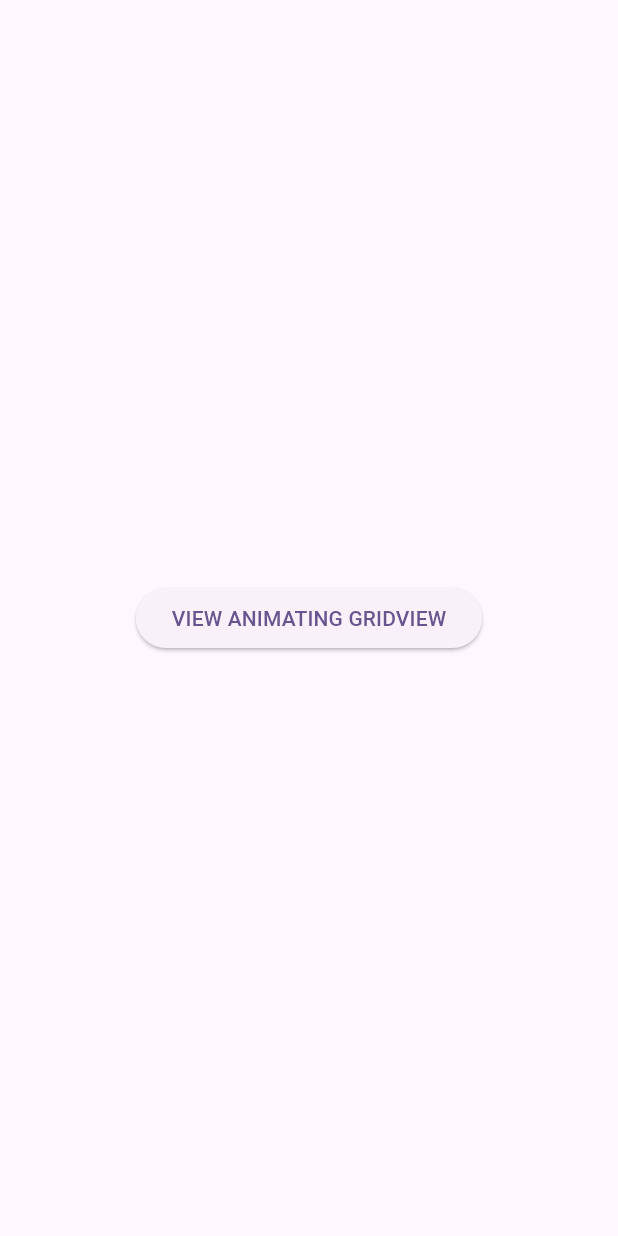
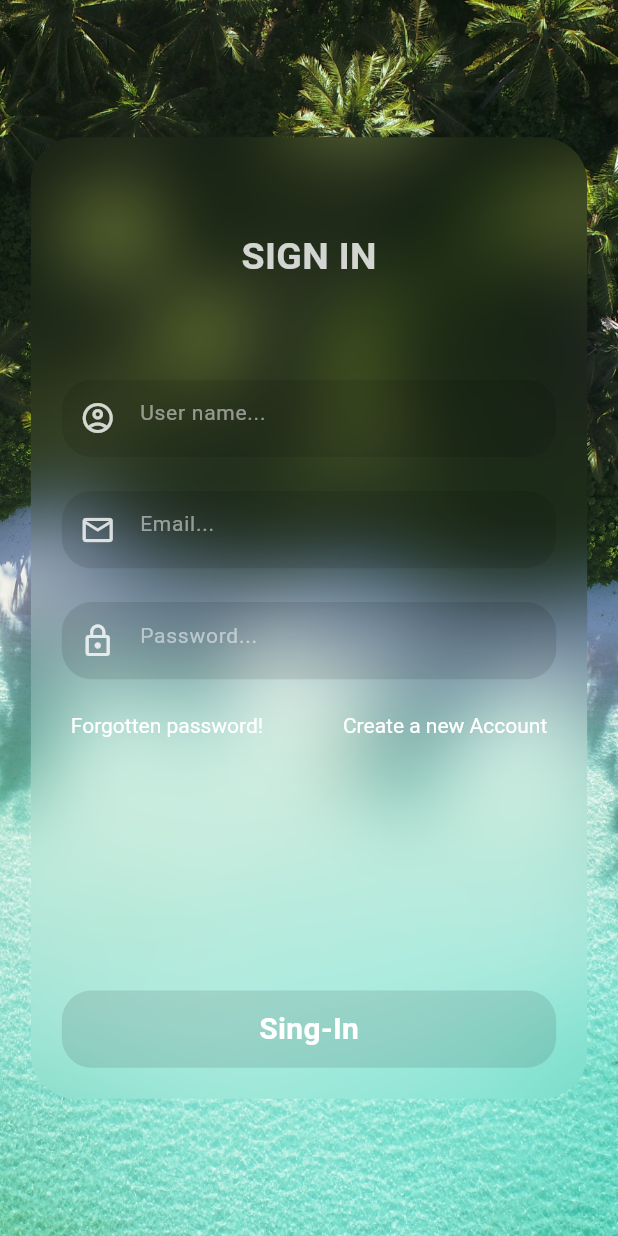
Before and after one commit to Sa3diDeveloper/Flutter-animations, a Flutter app: the screen it shows after launch, on a phone screen of 412 x 824 dp. Run offline on Flutter 3.47's test engine with Material 2 defaults, Android fonts, the phone set to English and light mode, and no system bars; our stand-ins replace flutter_staggered_animations.

Commit message:
log in animations

```diff
--- /dev/null
+++ b/lib/animations/login_page_animations/login_page_animations1.dart
@@ -0,0 +1,208 @@
+
+
+import 'package:flutter/material.dart';
+import 'dart:ui';
+import 'package:flutter/gestures.dart';
+import 'package:flutter/services.dart';
+
+
+class LogInAnimations extends StatefulWidget {
+  @override
+  _LogInAnimationsState createState() => _LogInAnimationsState();
+}
+
+class _LogInAnimationsState extends State<LogInAnimations> {
+  @override
+  Widget build(BuildContext context) {
+    Size size = MediaQuery.of(context).size;
+    return Scaffold(
+      body: ScrollConfiguration(
+        behavior: MyBehavior(),
+        child: SingleChildScrollView(
+          child: SizedBox(
+            height: size.height,
+            child: Stack(
+              children: [
+                SizedBox(
+                  height: size.height,
+                  child: Image.asset(
+                    'assets/bg.jpg',
+                    // #Image Url: https://unsplash.com/photos/bOBM8CB4ZC4
+                    fit: BoxFit.fitHeight,
+                  ),
+                ),
+                Center(
+                  child: Column(
+                    children: [
+                      Expanded(
+                        child: SizedBox(),
+                      ),
+                      Expanded(
+                        flex: 7,
+                        child: ClipRRect(
+                          borderRadius: BorderRadius.circular(30),
+                          child: BackdropFilter(
+                            filter: ImageFilter.blur(sigmaY: 25, sigmaX: 25),
+                            child: SizedBox(
+                              width: size.width * .9,
+                              child: Column(
+                                mainAxisAlignment:
+                                    MainAxisAlignment.spaceBetween,
+                                children: [
+                                  Padding(
+                                    padding: EdgeInsets.only(
+                                      top: size.width * .15,
+                                      bottom: size.width * .1,
+                                    ),
+                                    child: Text(
+                                      'SIGN IN',
+                                      style: TextStyle(
+                                        fontSize: 25,
+                                        fontWeight: FontWeight.w600,
+                                        color: Colors.white.withOpacity(.8),
+                                      ),
+                                    ),
+                                  ),
+                                  component(
+                                    Icons.account_circle_outlined,
+                                    'User name...',
+                                    false,
+                                    false,
+                                  ),
+                                  component(
+                                    Icons.email_outlined,
+                                    'Email...',
+                                    false,
+                                    true,
+                                  ),
+                                  component(
+                                    Icons.lock_outline,
+                                    'Password...',
+                                    true,
+                                    false,
+                                  ),
+                                  Row(
+                                    mainAxisAlignment:MainAxisAlignment.spaceAround,
+                                    children: [
+                                      RichText(
+                                        text: TextSpan(
+                                          text: 'Forgotten password!',
+                                          style: TextStyle(
+                                            color: Colors.white,
+                                          ),
+                                          recognizer: TapGestureRecognizer()
+                                            ..onTap = () {
+                                              HapticFeedback.lightImpact();
+
+                                            },
+                                        ),
+                                      ),
+                                      RichText(
+                                        text: TextSpan(
+                                          text: 'Create a new Account',
+                                          style: TextStyle(
+                                            color: Colors.white,
+                                          ),
+                                          recognizer: TapGestureRecognizer()
+                                            ..onTap = () {
+                                              HapticFeedback.lightImpact();
+
+                                            },
+                                        ),
+                                      ),
+                                    ],
+                                  ),
+                                  SizedBox(height: size.width * .3),
+                                  InkWell(
+                                    splashColor: Colors.transparent,
+                                    highlightColor: Colors.transparent,
+                                    onTap: () {
+                                      HapticFeedback.lightImpact();
+
+                                    },
+                                    child: Container(
+                                      margin: EdgeInsets.only(
+                                        bottom: size.width * .05,
+                                      ),
+                                      height: size.width / 8,
+                                      width: size.width / 1.25,
+                                      alignment: Alignment.center,
+                                      decoration: BoxDecoration(
+                                        color: Colors.black.withOpacity(.1),
+                                        borderRadius: BorderRadius.circular(20),
+                                      ),
+                                      child: Text(
+                                        'Sing-In',
+                                        style: TextStyle(
+                                          color: Colors.white,
+                                          fontSize: 20,
+                                          fontWeight: FontWeight.w600,
+                                        ),
+                                      ),
+                                    ),),
+                                ],
+                              ),
+                            ),
+                          ),
+                        ),
+                      ),
+                      Expanded(
+                        child: SizedBox(),
+                      ),
+                    ],
+                  ),
+                ),
+              ],
+            ),
+          ),
+        ),
+      ),
+    );
+  }
+
+  Widget component(
+      IconData icon, String hintText, bool isPassword, bool isEmail) {
+    Size size = MediaQuery.of(context).size;
+    return Container(
+      height: size.width / 8,
+      width: size.width / 1.25,
+      alignment: Alignment.center,
+      padding: EdgeInsets.only(right: size.width / 30),
+      decoration: BoxDecoration(
+        color: Colors.black.withOpacity(.1),
+        borderRadius: BorderRadius.circular(20),
+      ),
+      child: TextField(
+        style: TextStyle(
+          color: Colors.white.withOpacity(.9),
+        ),
+        obscureText: isPassword,
+        keyboardType: isEmail ? TextInputType.emailAddress : TextInputType.text,
+        decoration: InputDecoration(
+          prefixIcon: Icon(
+            icon,
+            color: Colors.white.withOpacity(.8),
+          ),
+          border: InputBorder.none,
+          hintMaxLines: 1,
+          hintText: hintText,
+          hintStyle: TextStyle(
+            fontSize: 14,
+            color: Colors.white.withOpacity(.5),
+          ),
+        ),
+      ),
+    );
+  }
+}
+
+class MyBehavior extends ScrollBehavior {
+  @override
+  Widget buildViewportChrome(
+    BuildContext context,
+    Widget child,
+    AxisDirection axisDirection,
+  ) {
+    return child;
+  }
+}
--- a/lib/main.dart
+++ b/lib/main.dart
@@ -1,8 +1,10 @@
 import 'package:animations/animations/animated_grid_view/animated_grid%20copy.dart';
-import 'package:animations/animations/animated_lsit/animated_lits%203.dart';
+import 'package:animations/animations/splash_animations/splash_Animations.dart';
 import 'package:flutter/material.dart';
 
-import 'animations/animated_grid_view/animated_grid.dart';
+import 'animations/login_page_animations/login_page_Animatrions.dart';
+import 'animations/login_page_animations/login_page_animations1.dart';
+
 
 void main() {
   runApp(const MyApp());
@@ -20,7 +22,7 @@ class MyApp extends StatelessWidget {
         colorScheme: ColorScheme.fromSeed(seedColor: Colors.deepPurple),
         useMaterial3: true,
       ),
-      home: MyCustomGridView(),
+      home: LogInAnimations(),
     );
   }
 }
--- a/pubspec.yaml
+++ b/pubspec.yaml
@@ -60,9 +60,8 @@ flutter:
   uses-material-design: true
 
   # To add assets to your application, add an assets section, like this:
-  # assets:
-  #   - images/a_dot_burr.jpeg
-  #   - images/a_dot_ham.jpeg
+  assets:
+    - assets/bg.jpg
 
   # An image asset can refer to one or more resolution-specific "variants", see
   # https://flutter.dev/assets-and-images/#resolution-aware
```
Also changed, not shown: lib/animations/login_page_animations/login_page_Animatrions.dart (added, +331 -0 lines), lib/animations/splash_animations/splash_Animations.dart (added, +165 -0 lines), assets/bg.jpg (added), bg.jpg (added).
